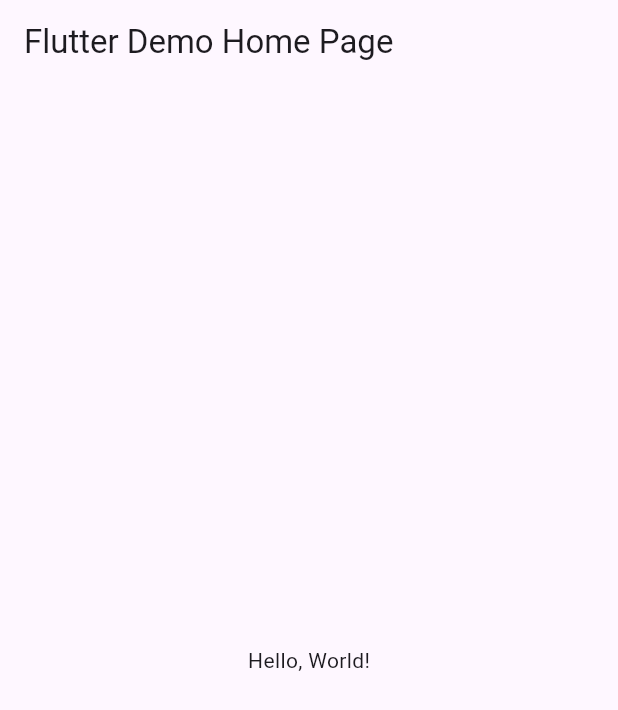
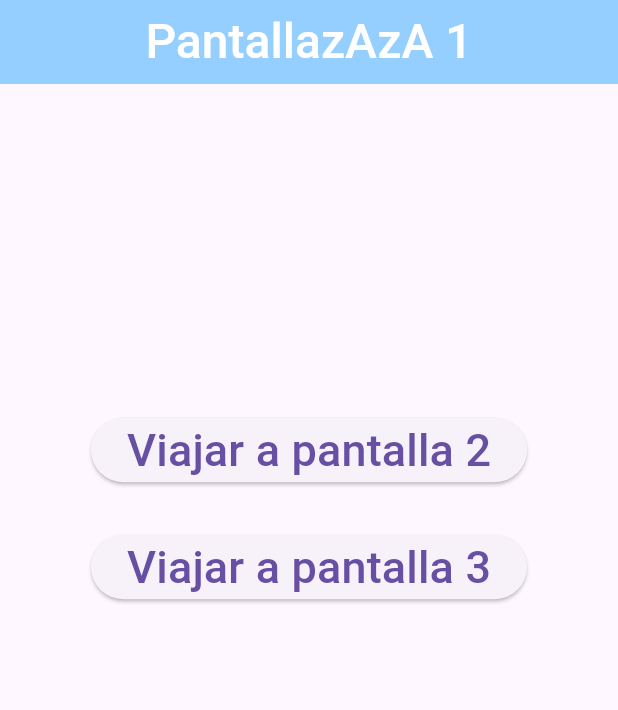
Before and after one commit to GaelRogelioBejaranoD/Rutes6J_Bejarano, a Flutter app: the screen it shows after launch, on a phone screen of 412 x 824 dp. Shown: the top 710 px of the screen. Run offline on Flutter 3.47's test engine with Material 3 defaults, Android fonts, the phone set to English and light mode, and no system bars.

Commit message:
Scaffold

```diff
--- a/lib/main.dart
+++ b/lib/main.dart
@@ -1,43 +1,26 @@
 import 'package:flutter/material.dart';
+import 'package:bejaranorutas/pagina_uno.dart';
+import 'package:bejaranorutas/pagina_dos.dart';
+import 'package:bejaranorutas/zazazaza_zazazaza.dart';
 
-void main() => runApp(MyApp());
+void main() => runApp(MiRutasApp());
 
-class MyApp extends StatelessWidget {
-  const MyApp({super.key});
-  // This widget is the root of your application.
+class MiRutasApp extends StatelessWidget {
+  const MiRutasApp({Key? key}) : super(key: key);
+
   @override
   Widget build(BuildContext context) {
     return MaterialApp(
-      // Application name
-      title: 'Flutter Hello World',
-      // Application theme data, you can set the colors for the application as
-      // you want
-      theme: ThemeData(
-        // useMaterial3: false,
-        primarySwatch: Colors.blue,
-      ),
-      // A widget which will be started on application startup
-      home: MyHomePage(title: 'Flutter Demo Home Page'),
+      debugShowCheckedModeBanner: false,
+      initialRoute: '/',
+      routes: {
+        // When navigating to the "/" route, build the FirstScreen widget.
+        '/': (context) => const PantallaUno(),
+        // When navigating to the "/second" route, build the SecondScreen widget.
+        '/pantalla2': (context) => const PantallaDos(),
+
+        '/pantalla3': (context) => const PantallaTres(),
+      },
     );
   }
 }
-
-class MyHomePage extends StatelessWidget {
-  final String title;
-  const MyHomePage({super.key, required this.title});
-
-  @override
-  Widget build(BuildContext context) {
-    return Scaffold(
-      appBar: AppBar(
-        // The title text which will be shown on the action bar
-        title: Text(title),
-      ),
-      body: Center(
-        child: Text(
-          'Hello, World!',
-        ),
-      ),
-    );
-  }
-}
--- /dev/null
+++ b/lib/pagina_uno.dart
@@ -0,0 +1,52 @@
+import 'package:flutter/material.dart';
+
+class PantallaUno extends StatelessWidget {
+  const PantallaUno({Key? key}) : super(key: key);
+
+  @override
+  Widget build(BuildContext context) {
+    return Scaffold(
+      appBar: AppBar(
+        title: Text("PantallazAzA 1",
+            style: TextStyle(
+                color: Colors.white,
+                fontSize: 32,
+                fontWeight: FontWeight.w500)),
+        centerTitle: true,
+        backgroundColor: Color(0xff94cfff),
+      ),
+      body: Column(
+        children: [
+          SizedBox(
+            height: 220,
+          ),
+          Center(
+            child: ElevatedButton(
+              onPressed: () {
+                Navigator.pushNamed(context, '/pantalla2');
+              },
+              child: const Text(
+                'Viajar a pantalla 2',
+                style: TextStyle(fontSize: 30),
+              ),
+            ),
+          ),
+          SizedBox(
+            height: 30,
+          ),
+          Center(
+            child: ElevatedButton(
+              onPressed: () {
+                Navigator.pushNamed(context, '/pantalla3');
+              },
+              child: const Text(
+                'Viajar a pantalla 3',
+                style: TextStyle(fontSize: 30),
+              ),
+            ),
+          ),
+        ],
+      ),
+    );
+  }
+}
```
Also changed, not shown: lib/pagina_dos.dart (added, +28 -0 lines), lib/zazazaza_zazazaza.dart (added, +28 -0 lines).
